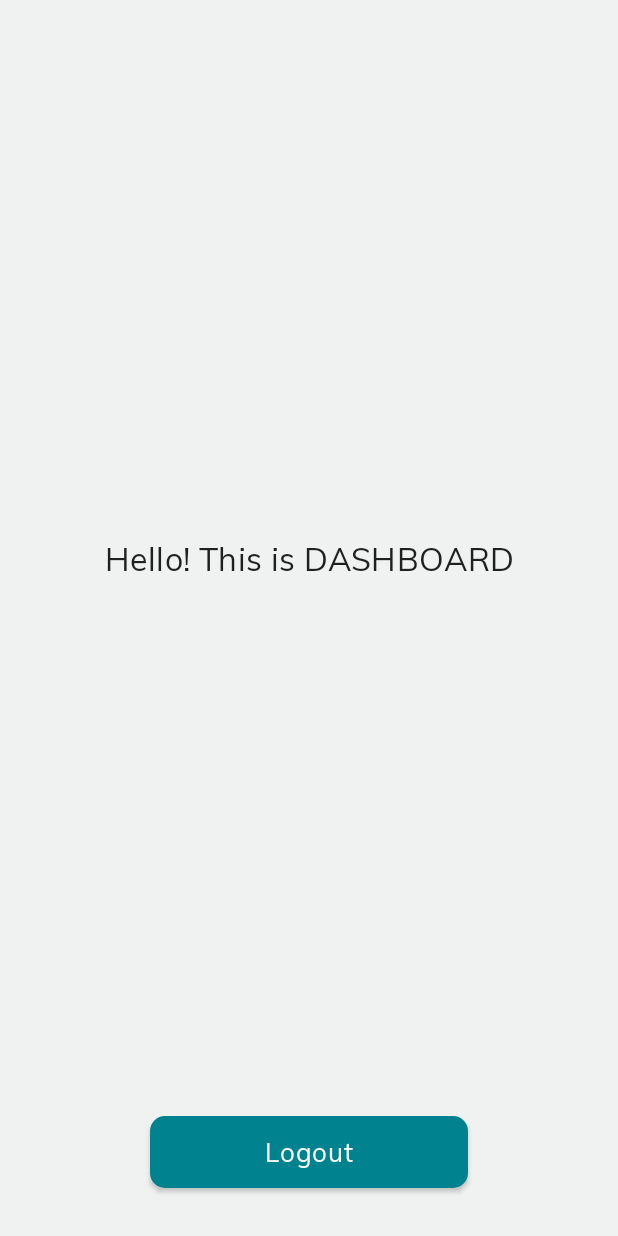
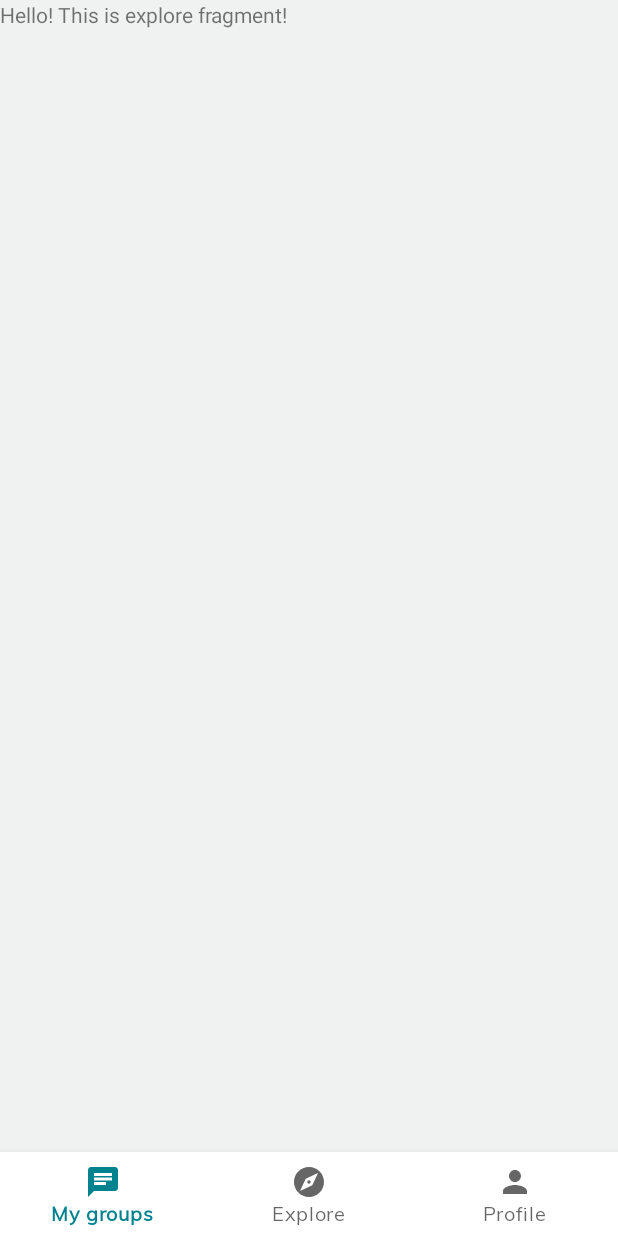
Before and after one commit to wojtekkula3/Locals, an Android app: the DashboardFragment screen opened through its navigation route, on a phone screen of 412 x 824 dp. Run offline under Robolectric (Android 15) with nearby library versions, the phone set to English and light mode, and no system bars; our stand-ins replace Dagger/Hilt's generated code, navigation-ui; 1 statement that could not run was skipped.

Commit message:
LOC-14: navigation between dashboard

```diff
--- a/app/src/main/java/com/wojciechkula/locals/presentation/dashboard/DashboardFragment.kt
+++ b/app/src/main/java/com/wojciechkula/locals/presentation/dashboard/DashboardFragment.kt
@@ -5,7 +5,10 @@ import androidx.fragment.app.Fragment
 import android.view.LayoutInflater
 import android.view.View
 import android.view.ViewGroup
-import com.google.firebase.auth.FirebaseAuth
+import androidx.navigation.NavController
+import androidx.navigation.fragment.NavHostFragment
+import androidx.navigation.ui.setupWithNavController
+import com.wojciechkula.locals.R
 import com.wojciechkula.locals.databinding.FragmentDashboardBinding
 import com.wojciechkula.locals.navigation.DashboardNavigator
 
@@ -27,13 +30,17 @@ internal class DashboardFragment : Fragment() {
 
     override fun onViewCreated(view: View, savedInstanceState: Bundle?) {
         super.onViewCreated(view, savedInstanceState)
-        initViews()
+        initBottomNavigation()
     }
 
-    private fun initViews() {
-        binding.logoutButton.setOnClickListener {
-            val auth = FirebaseAuth.getInstance()
-            auth.signOut()
+    private fun initBottomNavigation() {
+        with(binding.bottomNavigationView) {
+            setupWithNavController(getDashboardNestedNavController())
         }
     }
+
+    private fun getDashboardNestedNavController(): NavController {
+        val navHostFragment = childFragmentManager.findFragmentById(R.id.nav_host_container) as NavHostFragment
+        return navHostFragment.navController
+    }
 }
--- a/app/src/main/java/com/wojciechkula/locals/presentation/dashboard/DashboardViewModel.kt
+++ b/app/src/main/java/com/wojciechkula/locals/presentation/dashboard/DashboardViewModel.kt
@@ -1,8 +1,9 @@
 package com.wojciechkula.locals.presentation.dashboard
 
+import androidx.lifecycle.ViewModel
 import dagger.hilt.android.lifecycle.HiltViewModel
 import javax.inject.Inject
 
 @HiltViewModel
-class DashboardViewModel @Inject constructor() {
+class DashboardViewModel @Inject constructor() : ViewModel() {
 }
--- /dev/null
+++ b/app/src/main/java/com/wojciechkula/locals/presentation/explore/ExploreFragment.kt
@@ -0,0 +1,25 @@
+package com.wojciechkula.locals.presentation.explore
+
+import android.os.Bundle
+import androidx.fragment.app.Fragment
+import android.view.LayoutInflater
+import android.view.View
+import android.view.ViewGroup
+import com.wojciechkula.locals.R
+
+class ExploreFragment : Fragment() {
+
+    override fun onCreate(savedInstanceState: Bundle?) {
+        super.onCreate(savedInstanceState)
+
+    }
+
+    override fun onCreateView(
+        inflater: LayoutInflater, container: ViewGroup?,
+        savedInstanceState: Bundle?
+    ): View? {
+        // Inflate the layout for this fragment
+        return inflater.inflate(R.layout.fragment_explore, container, false)
+    }
+
+}
--- /dev/null
+++ b/app/src/main/res/drawable/ic_chat.xml
@@ -0,0 +1,11 @@
+<vector xmlns:android="http://schemas.android.com/apk/res/android"
+    android:width="24dp"
+    android:height="24dp"
+    android:viewportWidth="24"
+    android:viewportHeight="24"
+    android:tint="?attr/colorControlNormal"
+    android:autoMirrored="true">
+  <path
+      android:fillColor="@android:color/white"
+      android:pathData="M20,2L4,2c-1.1,0 -1.99,0.9 -1.99,2L2,22l4,-4h14c1.1,0 2,-0.9 2,-2L22,4c0,-1.1 -0.9,-2 -2,-2zM6,9h12v2L6,11L6,9zM14,14L6,14v-2h8v2zM18,8L6,8L6,6h12v2z"/>
+</vector>
--- /dev/null
+++ b/app/src/main/res/drawable/ic_explore.xml
@@ -0,0 +1,10 @@
+<vector xmlns:android="http://schemas.android.com/apk/res/android"
+    android:width="24dp"
+    android:height="24dp"
+    android:viewportWidth="24"
+    android:viewportHeight="24"
+    android:tint="?attr/colorControlNormal">
+  <path
+      android:fillColor="@android:color/white"
+      android:pathData="M12,10.9c-0.61,0 -1.1,0.49 -1.1,1.1s0.49,1.1 1.1,1.1c0.61,0 1.1,-0.49 1.1,-1.1s-0.49,-1.1 -1.1,-1.1zM12,2C6.48,2 2,6.48 2,12s4.48,10 10,10 10,-4.48 10,-10S17.52,2 12,2zM14.19,14.19L6,18l3.81,-8.19L18,6l-3.81,8.19z"/>
+</vector>
--- a/app/src/main/res/layout/fragment_dashboard.xml
+++ b/app/src/main/res/layout/fragment_dashboard.xml
@@ -6,29 +6,25 @@
     android:layout_height="match_parent"
     tools:context=".presentation.dashboard.DashboardFragment">
 
-    <TextView
+    <androidx.fragment.app.FragmentContainerView
+        android:id="@+id/nav_host_container"
+        android:name="androidx.navigation.fragment.NavHostFragment"
+        android:layout_width="0dp"
+        android:layout_height="0dp"
+        app:defaultNavHost="false"
+        app:layout_constraintBottom_toTopOf="@id/bottomNavigationView"
+        app:layout_constraintEnd_toEndOf="parent"
+        app:layout_constraintStart_toStartOf="parent"
+        app:layout_constraintTop_toTopOf="parent"
+        app:navGraph="@navigation/nav_dashboard_menu" />
+
+    <com.google.android.material.bottomnavigation.BottomNavigationView
+        android:id="@+id/bottomNavigationView"
         android:layout_width="wrap_content"
         android:layout_height="wrap_content"
-        android:text="Hello! This is DASHBOARD"
-        android:textAppearance="?textAppearanceH6"
-        app:layout_constraintBottom_toTopOf="@+id/logoutButton"
+        app:layout_constraintBottom_toBottomOf="parent"
         app:layout_constraintEnd_toEndOf="parent"
         app:layout_constraintStart_toStartOf="parent"
-        app:layout_constraintTop_toTopOf="parent" />
-
-    <androidx.appcompat.widget.AppCompatButton
-        android:id="@+id/logoutButton"
-        style="?buttonStyle"
-        android:layout_width="0dp"
-        android:layout_height="wrap_content"
-        android:layout_marginStart="100dp"
-        android:layout_marginEnd="100dp"
-        android:layout_marginBottom="32dp"
-        android:text="Logout"
-        app:layout_constraintBottom_toBottomOf="parent"
-        app:layout_constraintEnd_toEndOf="parent"
-        app:layout_constraintHorizontal_bias="0.0"
-        app:layout_constraintStart_toStartOf="parent"
-        app:layout_constraintVertical_bias="0.0" />
+        app:menu="@menu/bottom_nav" />
 
 </androidx.constraintlayout.widget.ConstraintLayout>
--- /dev/null
+++ b/app/src/main/res/layout/fragment_explore.xml
@@ -0,0 +1,14 @@
+<?xml version="1.0" encoding="utf-8"?>
+<FrameLayout xmlns:android="http://schemas.android.com/apk/res/android"
+    xmlns:tools="http://schemas.android.com/tools"
+    android:layout_width="match_parent"
+    android:layout_height="match_parent"
+    tools:context=".presentation.explore.ExploreFragment">
+
+    <!-- TODO: Update blank fragment layout -->
+    <TextView
+        android:layout_width="match_parent"
+        android:layout_height="match_parent"
+        android:text="Hello! This is explore fragment!" />
+
+</FrameLayout>
--- /dev/null
+++ b/app/src/main/res/menu/bottom_nav.xml
@@ -0,0 +1,22 @@
+<?xml version="1.0" encoding="utf-8"?>
+<menu xmlns:android="http://schemas.android.com/apk/res/android">
+
+    <item
+        android:id="@+id/nav_explore"
+        android:enabled="true"
+        android:icon="@drawable/ic_chat"
+        android:title="My groups" />
+
+    <item
+        android:id="@+id/nav_my_groups"
+        android:enabled="true"
+        android:icon="@drawable/ic_explore"
+        android:title="Explore" />
+
+    <item
+        android:id="@+id/nav_profile"
+        android:enabled="true"
+        android:icon="@drawable/ic_person"
+        android:title="Profile" />
+
+</menu>
--- /dev/null
+++ b/app/src/main/res/navigation/nav_dashboard_menu.xml
@@ -0,0 +1,11 @@
+<?xml version="1.0" encoding="utf-8"?>
+<navigation xmlns:android="http://schemas.android.com/apk/res/android"
+    xmlns:app="http://schemas.android.com/apk/res-auto"
+    android:id="@+id/nav_dashboard_menu"
+    app:startDestination="@id/nav_explore">
+
+    <include app:graph="@navigation/nav_explore" />
+    <include app:graph="@navigation/nav_my_groups" />
+    <include app:graph="@navigation/nav_profile" />
+
+</navigation>
--- /dev/null
+++ b/app/src/main/res/navigation/nav_explore.xml
@@ -0,0 +1,14 @@
+<?xml version="1.0" encoding="utf-8"?>
+<navigation xmlns:android="http://schemas.android.com/apk/res/android"
+    xmlns:app="http://schemas.android.com/apk/res-auto"
+    xmlns:tools="http://schemas.android.com/tools"
+    android:id="@+id/nav_explore"
+    app:startDestination="@id/exploreFragment">
+
+    <fragment
+        android:id="@+id/exploreFragment"
+        android:name="com.wojciechkula.locals.presentation.explore.ExploreFragment"
+        android:label="fragment_explore"
+        tools:layout="@layout/fragment_explore" />
+
+</navigation>
--- /dev/null
+++ b/app/src/main/res/navigation/nav_my_groups.xml
@@ -0,0 +1,13 @@
+<?xml version="1.0" encoding="utf-8"?>
+<navigation xmlns:android="http://schemas.android.com/apk/res/android"
+    xmlns:app="http://schemas.android.com/apk/res-auto"
+    xmlns:tools="http://schemas.android.com/tools"
+    android:id="@+id/nav_my_groups"
+    app:startDestination="@id/myGroupsFragment">
+
+    <fragment
+        android:id="@+id/myGroupsFragment"
+        android:name="com.wojciechkula.locals.presentation.mygroups.MyGroupsFragment"
+        android:label="fragment_my_groups"
+        tools:layout="@layout/fragment_my_groups" />
+</navigation>
--- /dev/null
+++ b/app/src/main/res/navigation/nav_profile.xml
@@ -0,0 +1,13 @@
+<?xml version="1.0" encoding="utf-8"?>
+<navigation xmlns:android="http://schemas.android.com/apk/res/android"
+    xmlns:app="http://schemas.android.com/apk/res-auto"
+    xmlns:tools="http://schemas.android.com/tools"
+    android:id="@+id/nav_profile"
+    app:startDestination="@id/profileFragment">
+
+    <fragment
+        android:id="@+id/profileFragment"
+        android:name="com.wojciechkula.locals.presentation.profile.ProfileFragment"
+        android:label="fragment_profile"
+        tools:layout="@layout/fragment_profile" />
+</navigation>
```
Also changed, not shown: app/src/main/java/com/wojciechkula/locals/presentation/mygroups/MyGroupsFragment.kt (added, +25 -0 lines), app/src/main/java/com/wojciechkula/locals/presentation/profile/ProfileFragment.kt (added, +46 -0 lines), app/src/main/res/layout/fragment_my_groups.xml (added, +14 -0 lines), app/src/main/res/layout/fragment_profile.xml (added, +34 -0 lines).
